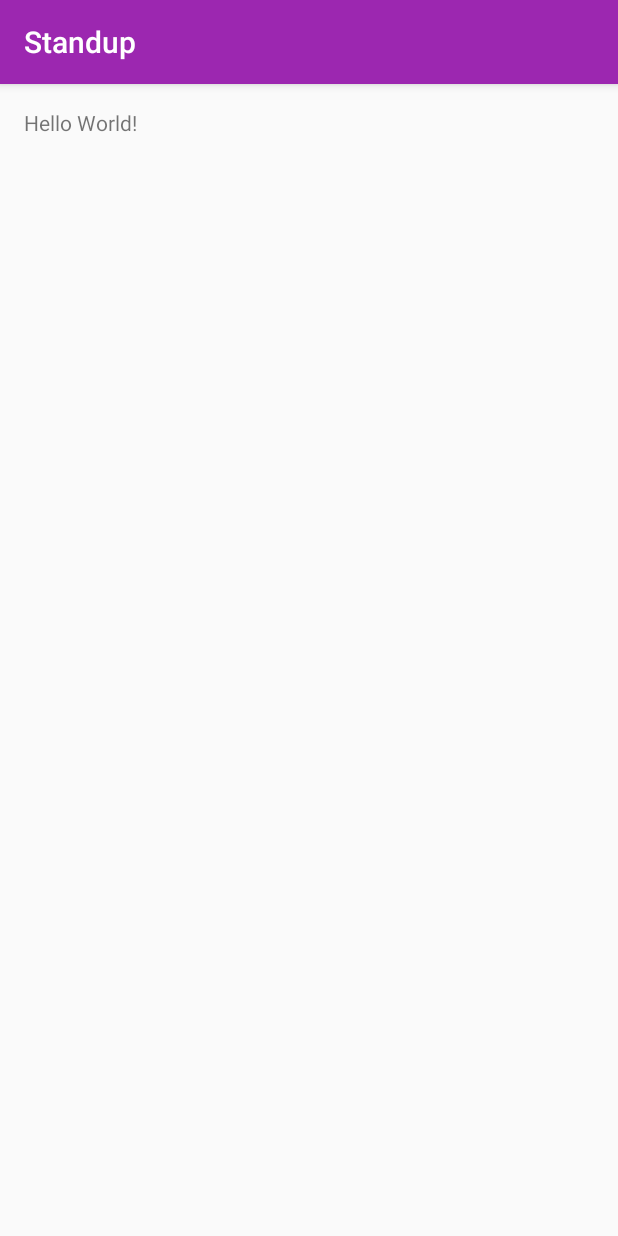
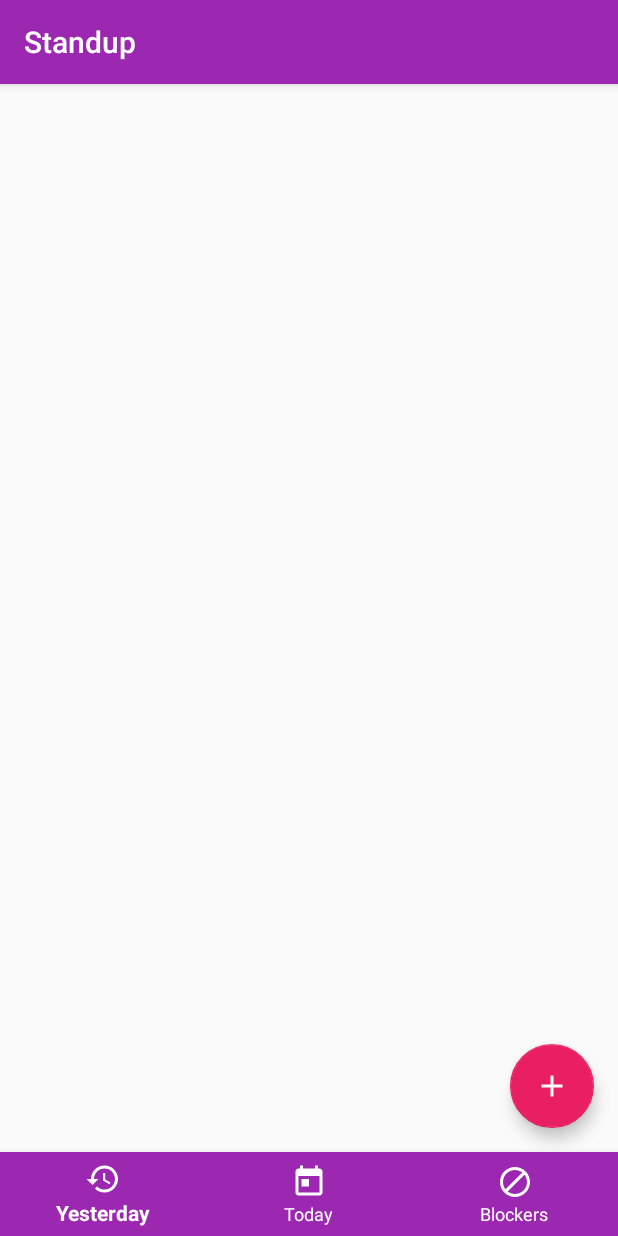
Before and after one commit to aidangrabe/Standup, an Android app: the screen it shows after launch (MainActivity), on a phone screen of 412 x 824 dp. Run offline under Robolectric (Android 15) with nearby library versions, the phone set to English and light mode, and no system bars.

Commit message:
Add Bottom Navigation Bar and icons

```diff
--- a/app/build.gradle
+++ b/app/build.gradle
@@ -12,6 +12,7 @@ android {
         versionCode 1
         versionName "1.0"
         testInstrumentationRunner "android.support.test.runner.AndroidJUnitRunner"
+        vectorDrawables.useSupportLibrary = true
     }
 
     buildTypes {
@@ -30,6 +31,7 @@ dependencies {
     compile fileTree(dir: 'libs', include: ['*.jar'])
 
     compile "com.android.support:appcompat-v7:${versions.supportLibrary}"
+    compile "com.android.support:design:${versions.supportLibrary}"
     compile "org.jetbrains.kotlin:kotlin-stdlib:${versions.kotlin}"
 
     testCompile "junit:junit:4.12"
--- /dev/null
+++ b/app/src/main/res/drawable/ic_blockers.xml
@@ -0,0 +1,4 @@
+<?xml version="1.0" encoding="UTF-8" standalone="no"?>
+<vector xmlns:android="http://schemas.android.com/apk/res/android" android:height="24dp" android:viewportHeight="24.0" android:viewportWidth="24.0" android:width="24dp">
+    <path android:fillColor="#FFFFFF" android:pathData="M12,2C6.48,2 2,6.48 2,12s4.48,10 10,10 10,-4.48 10,-10S17.52,2 12,2zM4,12c0,-4.42 3.58,-8 8,-8 1.85,0 3.55,0.63 4.9,1.69L5.69,16.9C4.63,15.55 4,13.85 4,12zM12,20c-1.85,0 -3.55,-0.63 -4.9,-1.69L18.31,7.1C19.37,8.45 20,10.15 20,12c0,4.42 -3.58,8 -8,8z"/>
+</vector>
--- /dev/null
+++ b/app/src/main/res/drawable/ic_fab_add.xml
@@ -0,0 +1,4 @@
+<?xml version="1.0" encoding="UTF-8" standalone="no"?>
+<vector xmlns:android="http://schemas.android.com/apk/res/android" android:height="24dp" android:viewportHeight="24.0" android:viewportWidth="24.0" android:width="24dp">
+    <path android:fillColor="#FFFFFF" android:pathData="M19,13h-6v6h-2v-6H5v-2h6V5h2v6h6v2z"/>
+</vector>
--- /dev/null
+++ b/app/src/main/res/drawable/ic_today.xml
@@ -0,0 +1,4 @@
+<?xml version="1.0" encoding="UTF-8" standalone="no"?>
+<vector xmlns:android="http://schemas.android.com/apk/res/android" android:height="24dp" android:viewportHeight="24.0" android:viewportWidth="24.0" android:width="24dp">
+    <path android:fillColor="#FFFFFF" android:pathData="M19,3h-1L18,1h-2v2L8,3L8,1L6,1v2L5,3c-1.11,0 -1.99,0.9 -1.99,2L3,19c0,1.1 0.89,2 2,2h14c1.1,0 2,-0.9 2,-2L21,5c0,-1.1 -0.9,-2 -2,-2zM19,19L5,19L5,8h14v11zM7,10h5v5L7,15z"/>
+</vector>
--- /dev/null
+++ b/app/src/main/res/drawable/ic_yesterday.xml
@@ -0,0 +1,4 @@
+<?xml version="1.0" encoding="UTF-8" standalone="no"?>
+<vector xmlns:android="http://schemas.android.com/apk/res/android" android:height="24dp" android:viewportHeight="24.0" android:viewportWidth="24.0" android:width="24dp">
+    <path android:fillColor="#FFFFFF" android:pathData="M13,3c-4.97,0 -9,4.03 -9,9L1,12l3.89,3.89 0.07,0.14L9,12L6,12c0,-3.87 3.13,-7 7,-7s7,3.13 7,7 -3.13,7 -7,7c-1.93,0 -3.68,-0.79 -4.94,-2.06l-1.42,1.42C8.27,19.99 10.51,21 13,21c4.97,0 9,-4.03 9,-9s-4.03,-9 -9,-9zM12,8v5l4.28,2.54 0.72,-1.21 -3.5,-2.08L13.5,8L12,8z"/>
+</vector>
--- a/app/src/main/res/layout/activity_main.xml
+++ b/app/src/main/res/layout/activity_main.xml
@@ -2,17 +2,40 @@
 <RelativeLayout
     android:id="@+id/activity_main"
     xmlns:android="http://schemas.android.com/apk/res/android"
+    xmlns:app="http://schemas.android.com/apk/res-auto"
     xmlns:tools="http://schemas.android.com/tools"
     android:layout_width="match_parent"
     android:layout_height="match_parent"
-    android:paddingBottom="@dimen/activity_vertical_margin"
-    android:paddingLeft="@dimen/activity_horizontal_margin"
-    android:paddingRight="@dimen/activity_horizontal_margin"
-    android:paddingTop="@dimen/activity_vertical_margin"
-    tools:context="com.aidangrabe.standup.MainActivity">
+    tools:context="com.aidangrabe.standup.MainActivity"
+    >
 
-    <TextView
+    <FrameLayout
+        android:id="@+id/main_content_frame"
+        android:layout_width="match_parent"
+        android:layout_height="match_parent"
+        />
+
+    <android.support.design.widget.FloatingActionButton
+        android:id="@+id/fab"
         android:layout_width="wrap_content"
         android:layout_height="wrap_content"
-        android:text="Hello World!"/>
+        android:layout_above="@+id/bottom_navigation"
+        android:layout_alignParentEnd="true"
+        android:layout_marginEnd="16dp"
+        android:layout_marginBottom="16dp"
+        android:clickable="true"
+        app:srcCompat="@drawable/ic_fab_add"
+        />
+
+    <android.support.design.widget.BottomNavigationView
+        android:id="@+id/bottom_navigation"
+        android:layout_width="match_parent"
+        android:layout_height="wrap_content"
+        android:layout_alignParentBottom="true"
+        app:itemBackground="?colorPrimary"
+        app:itemIconTint="?bottomBarIconColor"
+        app:itemTextColor="?bottomBarTextColor"
+        app:menu="@menu/bottom_navigation_main"
+        />
+
 </RelativeLayout>
--- /dev/null
+++ b/app/src/main/res/menu/bottom_navigation_main.xml
@@ -0,0 +1,32 @@
+<?xml version="1.0" encoding="utf-8"?>
+<menu
+    xmlns:android="http://schemas.android.com/apk/res/android"
+    xmlns:app="http://schemas.android.com/apk/res-auto"
+    >
+
+    <item
+        android:id="@+id/action_favorites"
+        android:enabled="true"
+        android:icon="@drawable/ic_yesterday"
+        android:title="Yesterday"
+        app:showAsAction="ifRoom"
+
+        />
+
+    <item
+        android:id="@+id/action_schedules"
+        android:enabled="true"
+        android:icon="@drawable/ic_today"
+        android:title="Today"
+        app:showAsAction="ifRoom"
+        />
+
+    <item
+        android:id="@+id/action_music"
+        android:enabled="true"
+        android:icon="@drawable/ic_blockers"
+        android:title="Blockers"
+        app:showAsAction="ifRoom"
+        />
+
+</menu>
--- /dev/null
+++ b/app/src/main/res/values/attrs.xml
@@ -0,0 +1,7 @@
+<?xml version="1.0" encoding="utf-8"?>
+<resources>
+
+    <attr name="bottomBarIconColor" format="color" />
+    <attr name="bottomBarTextColor" format="color" />
+
+</resources>
--- a/app/src/main/res/values/styles.xml
+++ b/app/src/main/res/values/styles.xml
@@ -4,6 +4,9 @@
         <item name="colorPrimary">@color/colorPrimary</item>
         <item name="colorPrimaryDark">@color/colorPrimaryDark</item>
         <item name="colorAccent">@color/colorAccent</item>
+
+        <item name="bottomBarIconColor">#FFFFFF</item>
+        <item name="bottomBarTextColor">#FFFFFF</item>
     </style>
 
 </resources>
```
